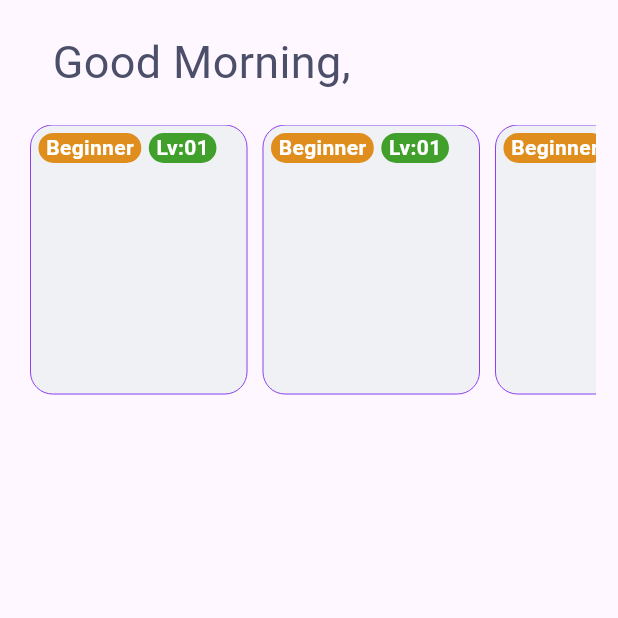
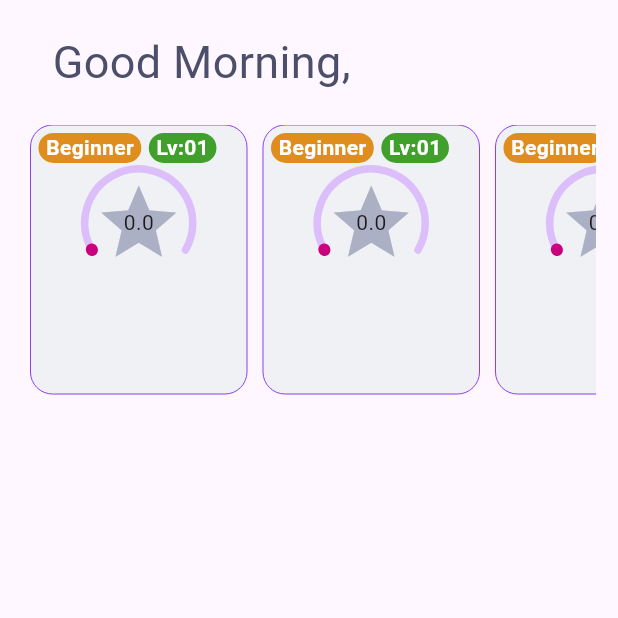
Before and after one commit to GAMEA9G/qremo, a Flutter app: the HomePageNew screen opened directly, on a phone screen of 412 x 824 dp, the top half of it. Run offline on Flutter 3.47's test engine with Material 3 defaults, Android fonts, the phone set to English and light mode, and no system bars; drawn by our look-alikes of sleek_circular_slider; our stand-ins replace cookie_jar, dio, dio_cookie_manager, flutter_svg, google_sign_in, pie_chart and 2 more; missing offline and left inert: image_size_getter, image_size_getter_http_input, markdown_latex, syncfusion_flutter_pdfviewer; accounts and stored records are empty.

Commit message:
added walkthrough and added circular slider

```diff
--- a/lib/auth.dart
+++ b/lib/auth.dart
@@ -1,3 +1,4 @@
+
 part of 'main.dart';
 
 class Authenticate {
@@ -48,6 +49,8 @@ class Authenticate {
 
       await prefs.setString('UserName', body["newUser"]["name"]);
       await prefs.setString('UserEmail', body["newUser"]["email"]);
+ await prefs.setString('UserId', body["newUser"]["id"]);
+
       await prefs.setBool('hasLogined', true);
 
       Future.delayed(Duration(milliseconds: 500));
@@ -65,4 +68,4 @@ class Authenticate {
       prefs.setBool("hasLogined", false);
     }
   }
-}// Send the ID token to your backend
+}
--- a/lib/custom-wigets.dart
+++ b/lib/custom-wigets.dart
@@ -55,22 +55,59 @@ class Card extends StatelessWidget {
         children: [
           Row(
             children: [
-              Tag(isDarktheme: isDarktheme,text: "Beginner",darkThemeColor: yellowDark,lightThemeColor: yellowLight,),
-              Tag(isDarktheme: isDarktheme,text: "Lv:01",darkThemeColor: greenDark,lightThemeColor: greenlight)
+              Tag(
+                isDarktheme: isDarktheme,
+                text: "Beginner",
+                darkThemeColor: yellowDark,
+                lightThemeColor: yellowLight,
+              ),
+              Tag(
+                  isDarktheme: isDarktheme,
+                  text: "Lv:01",
+                  darkThemeColor: greenDark,
+                  lightThemeColor: greenlight)
             ],
+          ),
+          Align(
+            alignment: Alignment.topCenter,
+            child: Center(child: SleekCircularSlider(
+              innerWidget: (double value) {
+                return Stack(
+                  children: [
+                    Center(child: Icon(
+                      Icons.star,
+                      size: 60,color: isDarktheme? surface2Dark:surface2Light,
+                    ),),
+                    Center(child: Text(value.toString()))
+                  ],
+                );
+              },
+              min: 0,
+              max: 9,
+              initialValue: 0,
+
+              appearance: CircularSliderAppearance(size: 80,customWidths: CustomSliderWidths(trackWidth: 5,handlerSize: 0)),
+            ),)
           )
         ],
       ),
     );
   }
 }
+
 class Tag extends StatelessWidget {
   final bool isDarktheme;
   final String text;
   final Color darkThemeColor;
   final Color lightThemeColor;
 
-  const Tag({Key? key, required this.isDarktheme,required this.text,required this.lightThemeColor,required this.darkThemeColor}) : super(key: key);
+  const Tag(
+      {Key? key,
+      required this.isDarktheme,
+      required this.text,
+      required this.lightThemeColor,
+      required this.darkThemeColor})
+      : super(key: key);
 
   @override
   Widget build(BuildContext context) {
@@ -79,7 +116,7 @@ class Tag extends StatelessWidget {
         padding: EdgeInsets.only(right: 5, left: 5),
         decoration: BoxDecoration(
             borderRadius: BorderRadius.circular(20),
-                      color: isDarktheme ? darkThemeColor :lightThemeColor),
+            color: isDarktheme ? darkThemeColor : lightThemeColor),
         child: Text(
           text,
           style: TextStyle(
@@ -87,5 +124,6 @@ class Tag extends StatelessWidget {
               color: isDarktheme
                   ? Color.fromRGBO(0, 0, 0, 1)
                   : Color.fromRGBO(255, 255, 255, 1)),
-                  ));  }
+        ));
   }
+}
--- a/lib/main.dart
+++ b/lib/main.dart
@@ -25,6 +25,7 @@ import 'dart:ui';
 import 'dart:convert';
 part 'login.dart';
 part 'colors.dart';
+part 'request.dart';
 part 'profile.dart';
 part 'notes.dart';
 part 'quiz.dart';
@@ -38,7 +39,7 @@ part 'notemenu.dart';
 part 'html.dart';
 part 'auth.dart';
 part 'intialSetup.dart';
-
+bool cookieJarInitialized = false;
 late final PersistCookieJar cookieJar;
 final dio = Dio();
 Future<void> cookies() async {
```
Also changed, not shown: lib/intialSetup.dart (+55 -27 lines), lib/request.dart (added, +61 -0 lines). Lines whose indentation alone changed are shown as unchanged.
